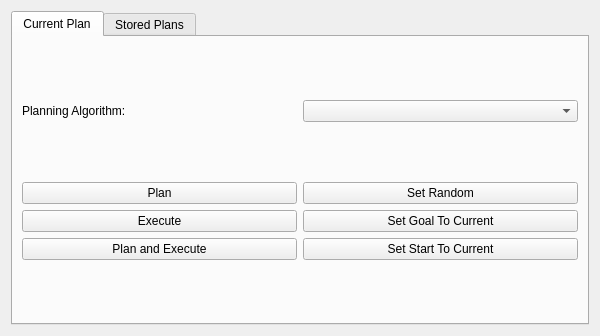
Above: moveit_ros/moveit_rviz_plugin/src/ui/moveit_rviz_plugin_frame.ui from moveit/moveit before the change. Below: the same form after it.
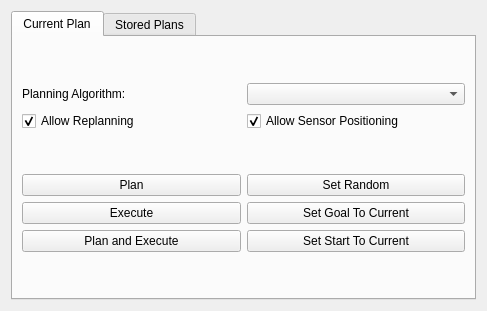
That is the form after the change.

Diff of the .ui file:
```diff
--- a/moveit_ros/moveit_rviz_plugin/src/ui/moveit_rviz_plugin_frame.ui
+++ b/moveit_ros/moveit_rviz_plugin/src/ui/moveit_rviz_plugin_frame.ui
@@ -6,8 +6,8 @@
    <rect>
     <x>0</x>
     <y>0</y>
-    <width>600</width>
-    <height>336</height>
+    <width>487</width>
+    <height>311</height>
    </rect>
   </property>
   <property name="windowTitle">
@@ -34,17 +34,37 @@
       </attribute>
       <layout class="QGridLayout" name="gridLayout">
        <item row="0" column="0" colspan="2">
-        <layout class="QHBoxLayout" name="horizontalLayout_3">
-         <item>
+        <layout class="QGridLayout" name="gridLayout_4">
+         <item row="0" column="0">
           <widget class="QLabel" name="label_5">
            <property name="text">
             <string>Planning Algorithm:</string>
            </property>
           </widget>
          </item>
-         <item>
+         <item row="1" column="0">
+          <widget class="QCheckBox" name="allow_replanning">
+           <property name="text">
+            <string>Allow Replanning</string>
+           </property>
+           <property name="checked">
+            <bool>true</bool>
+           </property>
+          </widget>
+         </item>
+         <item row="0" column="1">
           <widget class="QComboBox" name="planning_algorithm_combo_box"/>
          </item>
+         <item row="1" column="1">
+          <widget class="QCheckBox" name="allow_looking">
+           <property name="text">
+            <string>Allow Sensor Positioning</string>
+           </property>
+           <property name="checked">
+            <bool>true</bool>
+           </property>
+          </widget>
+         </item>
         </layout>
        </item>
        <item row="1" column="0">
```
